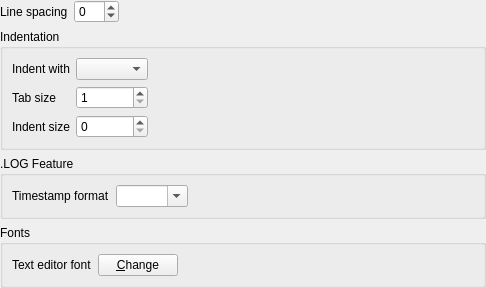
Qt form src/gui/settings/settingseditor.ui (martinrotter/textosaurus) before a commit.
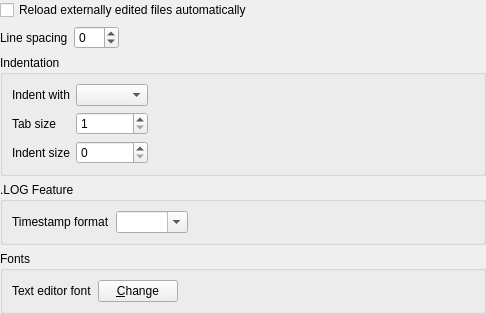
The same form after that commit.

Commit message: Allow changing setting of automatic reloading of mod. files.

What changed in the file:
```diff
--- a/src/gui/settings/settingseditor.ui
+++ b/src/gui/settings/settingseditor.ui
@@ -23,7 +23,7 @@
    <property name="bottomMargin">
     <number>0</number>
    </property>
-   <item row="1" column="0" colspan="3">
+   <item row="2" column="0" colspan="3">
     <widget class="QGroupBox" name="m_gbIndentation">
      <property name="title">
       <string>Indentation</string>
@@ -95,7 +95,7 @@
      </layout>
     </widget>
    </item>
-   <item row="3" column="0" colspan="3">
+   <item row="4" column="0" colspan="3">
     <widget class="QGroupBox" name="m_gbFonts">
      <property name="title">
       <string>Fonts</string>
@@ -134,7 +134,7 @@
      </layout>
     </widget>
    </item>
-   <item row="4" column="0" colspan="3">
+   <item row="5" column="0" colspan="3">
     <spacer name="verticalSpacer">
      <property name="orientation">
       <enum>Qt::Vertical</enum>
@@ -147,7 +147,7 @@
      </property>
     </spacer>
    </item>
-   <item row="0" column="2">
+   <item row="1" column="2">
     <spacer name="horizontalSpacer_2">
      <property name="orientation">
       <enum>Qt::Horizontal</enum>
@@ -160,7 +160,7 @@
      </property>
     </spacer>
    </item>
-   <item row="0" column="1">
+   <item row="1" column="1">
     <widget class="QSpinBox" name="m_spinLineSpacing">
      <property name="minimum">
       <number>-10</number>
@@ -170,7 +170,7 @@
      </property>
     </widget>
    </item>
-   <item row="0" column="0">
+   <item row="1" column="0">
     <widget class="QLabel" name="label">
      <property name="text">
       <string>Line spacing</string>
@@ -180,7 +180,7 @@
      </property>
     </widget>
    </item>
-   <item row="2" column="0" colspan="3">
+   <item row="3" column="0" colspan="3">
     <widget class="QGroupBox" name="m_gbLog">
      <property name="title">
       <string>.LOG Feature</string>
@@ -219,6 +219,13 @@
      </layout>
     </widget>
    </item>
+   <item row="0" column="0" colspan="3">
+    <widget class="QCheckBox" name="m_cbReloadFilesAutomatically">
+     <property name="text">
+      <string>Reload externally edited files automatically</string>
+     </property>
+    </widget>
+   </item>
   </layout>
  </widget>
  <tabstops>
```
Left out of the diff: 1 changed line with no effect on the pictures. The commit also changes 2 other files.
